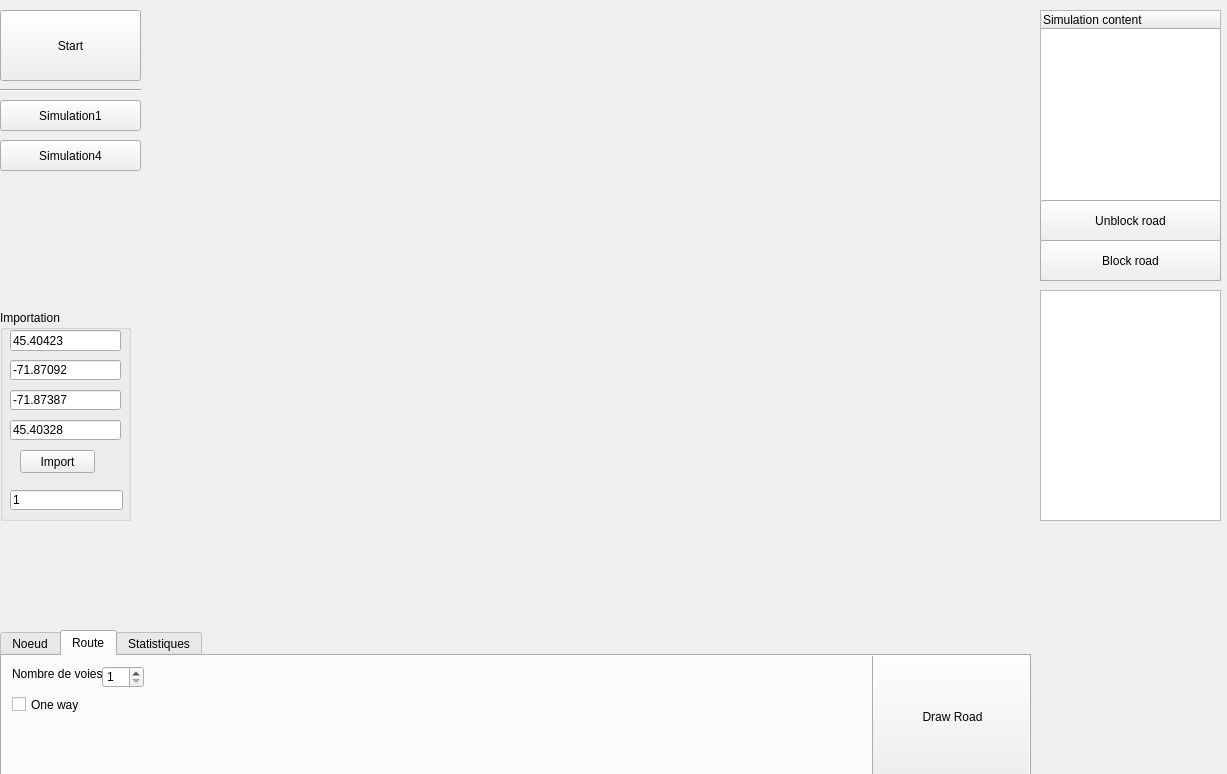
The window that Core/window.ui (RossimulatorUS/Core) describes before a commit, drawn with Qt 5.
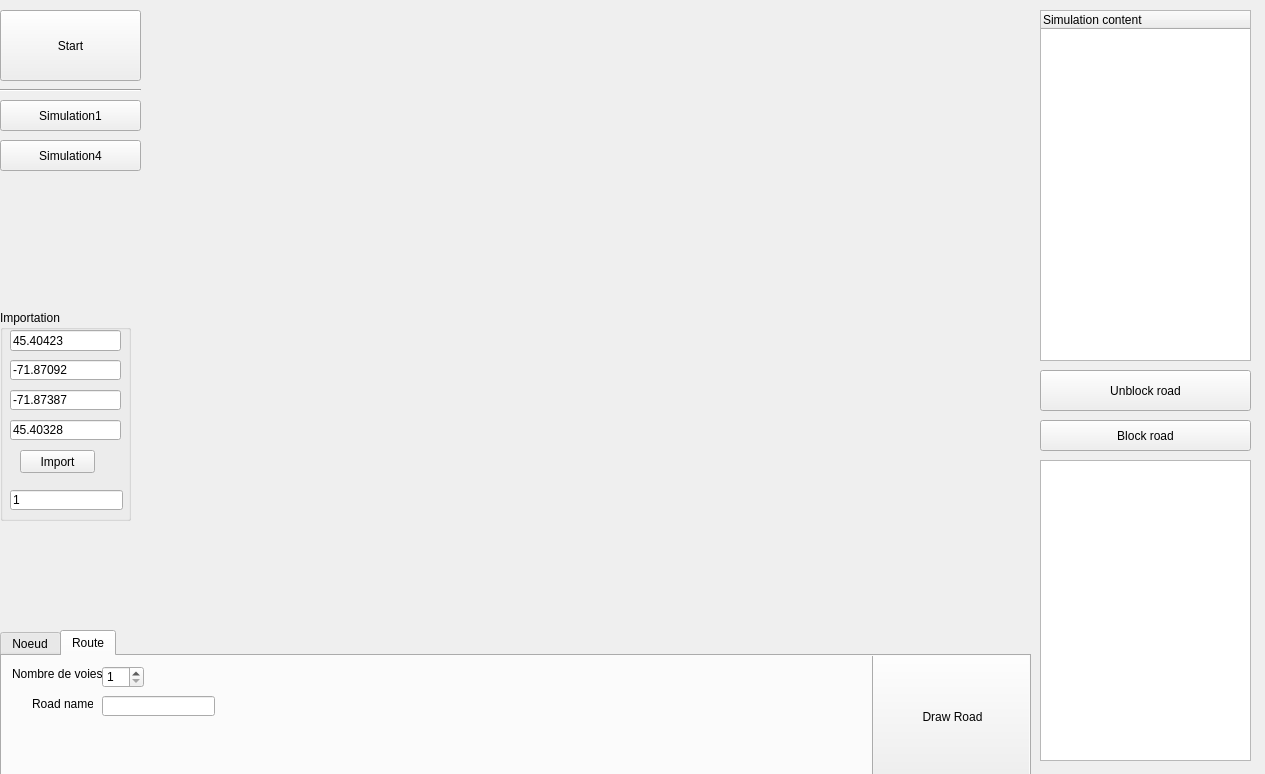
The same window after the commit. The open tabs and pages were chosen to show the change. Custom widgets are drawn as their Qt base class.

Patch:
```diff
--- a/Core/window.ui
+++ b/Core/window.ui
@@ -6,26 +6,13 @@
    <rect>
     <x>0</x>
     <y>0</y>
-    <width>1227</width>
+    <width>1265</width>
     <height>774</height>
    </rect>
   </property>
   <property name="windowTitle">
    <string>Window</string>
   </property>
-  <widget class="MyGLWidget" name="myGLWidget" native="true">
-   <property name="enabled">
-    <bool>true</bool>
-   </property>
-   <property name="geometry">
-    <rect>
-     <x>140</x>
-     <y>10</y>
-     <width>891</width>
-     <height>611</height>
-    </rect>
-   </property>
-  </widget>
   <widget class="QPushButton" name="m_boutonSimulation4">
    <property name="geometry">
     <rect>
@@ -87,6 +74,9 @@
      <height>151</height>
     </rect>
    </property>
+   <property name="tabShape">
+    <enum>QTabWidget::Rounded</enum>
+   </property>
    <property name="currentIndex">
     <number>0</number>
    </property>
@@ -361,19 +351,6 @@
       <string>Nombre de voies :</string>
      </property>
     </widget>
-    <widget class="QCheckBox" name="m_checkboxOneWay">
-     <property name="geometry">
-      <rect>
-       <x>10</x>
-       <y>40</y>
-       <width>131</width>
-       <height>17</height>
-      </rect>
-     </property>
-     <property name="text">
-      <string>One way</string>
-     </property>
-    </widget>
     <widget class="QSpinBox" name="m_spinBoxNombreDeVoies">
      <property name="geometry">
       <rect>
@@ -390,11 +367,29 @@
       <number>5</number>
      </property>
     </widget>
-   </widget>
-   <widget class="QWidget" name="tab_3">
-    <attribute name="title">
-     <string>Statistiques</string>
-    </attribute>
+    <widget class="QLineEdit" name="m_editTextRoadName">
+     <property name="geometry">
+      <rect>
+       <x>100</x>
+       <y>40</y>
+       <width>113</width>
+       <height>20</height>
+      </rect>
+     </property>
+    </widget>
+    <widget class="QLabel" name="m_labelRoadName">
+     <property name="geometry">
+      <rect>
+       <x>30</x>
+       <y>40</y>
+       <width>61</width>
+       <height>16</height>
+      </rect>
+     </property>
+     <property name="text">
+      <string>Road name :</string>
+     </property>
+    </widget>
    </widget>
   </widget>
   <widget class="QGroupBox" name="m_groupBoxImportation">
@@ -493,8 +488,8 @@
     <rect>
      <x>1040</x>
      <y>10</y>
-     <width>181</width>
-     <height>271</height>
+     <width>211</width>
+     <height>351</height>
     </rect>
    </property>
    <column>
@@ -507,9 +502,9 @@
    <property name="geometry">
     <rect>
      <x>1040</x>
-     <y>290</y>
-     <width>181</width>
-     <height>231</height>
+     <y>460</y>
+     <width>211</width>
+     <height>301</height>
     </rect>
    </property>
   </widget>
@@ -517,9 +512,9 @@
    <property name="geometry">
     <rect>
      <x>1040</x>
-     <y>240</y>
-     <width>181</width>
-     <height>41</height>
+     <y>420</y>
+     <width>211</width>
+     <height>31</height>
     </rect>
    </property>
    <property name="text">
@@ -530,8 +525,8 @@
    <property name="geometry">
     <rect>
      <x>1040</x>
-     <y>200</y>
-     <width>181</width>
+     <y>370</y>
+     <width>211</width>
      <height>41</height>
     </rect>
    </property>
@@ -539,6 +534,19 @@
     <string>Unblock road</string>
    </property>
   </widget>
+  <widget class="MyGLWidget" name="myGLWidget" native="true">
+   <property name="enabled">
+    <bool>true</bool>
+   </property>
+   <property name="geometry">
+    <rect>
+     <x>150</x>
+     <y>10</y>
+     <width>881</width>
+     <height>611</height>
+    </rect>
+   </property>
+  </widget>
  </widget>
  <layoutdefault spacing="6" margin="11"/>
  <customwidgets>
```
Left out of the diff: 50 changed lines with no effect on the pictures.
